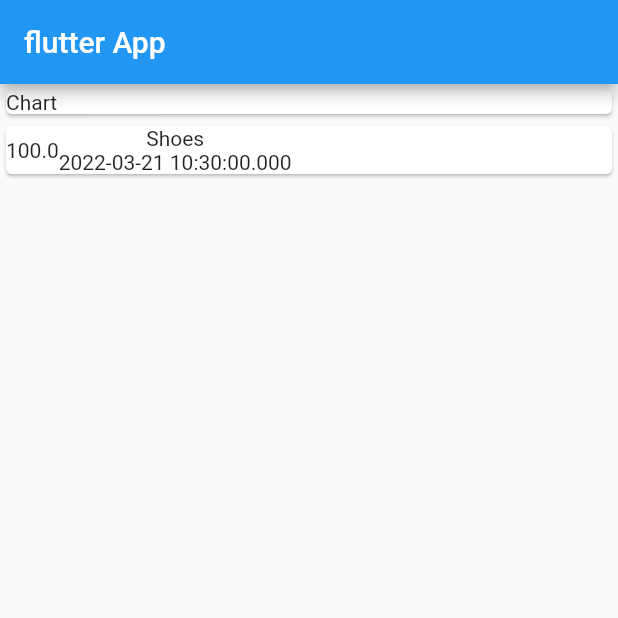
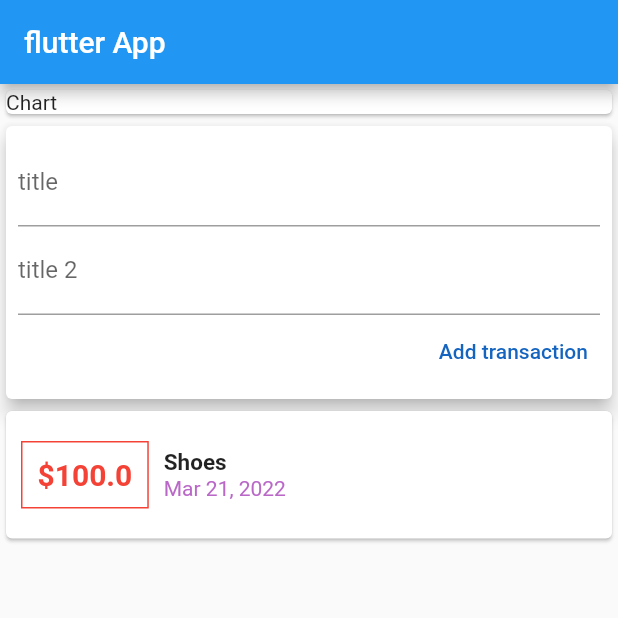
Before and after one commit to anovazzi1/flutter_expenses_app, a Flutter app: the screen it shows after launch, on a phone screen of 412 x 824 dp, the top half of it. Run offline on Flutter 3.47's test engine with Material 2 defaults, Android fonts, the phone set to English and light mode, and no system bars.

Commit message:
start of refactoring in subfiles

```diff
--- a/lib/main.dart
+++ b/lib/main.dart
@@ -1,4 +1,6 @@
-import './transaction.dart';
+import 'package:intl/intl.dart';
+
+import 'models/transaction.dart';
 import 'package:flutter/material.dart';
 
 void main() {
@@ -22,7 +24,7 @@ class MyHomePage extends StatelessWidget {
   final List<Transaction> transaction = [
     Transaction(amount: 100.0, date: DateTime.now(), id: 't1', title: 'Shoes')
   ];
-
+  TextEditingController text = TextEditingController();
   @override
   Widget build(BuildContext context) {
     return Scaffold(
@@ -39,16 +41,63 @@ class MyHomePage extends StatelessWidget {
             ),
             width: double.infinity,
           ),
+          Card(
+            elevation: 5,
+            child: Padding(
+              padding: const EdgeInsets.all(8.0),
+              child: Column(
+                crossAxisAlignment: CrossAxisAlignment.end,
+                children: [
+                  TextField(
+                    decoration: InputDecoration(labelText: "title"),
+                  ),
+                  TextField(decoration: InputDecoration(labelText: "title 2"),controller: text,),
+                  TextButton(
+                      onPressed: () {
+                      },
+                      child: Text(
+                        'Add transaction',
+                        style: TextStyle(color: Colors.blue.shade800),
+                      ))
+                ],
+              ),
+            ),
+          ),
           Column(
             children: transaction
                 .map((e) => Card(
-                      child: Row(children: [
-                        Container(child: Text(e.amount.toString())),
-                        Column(children: [
-                          Text(e.title as String),
-                          Text(e.date.toString())
-                        ],)
-                      ],),
+                      child: Row(
+                        children: [
+                          Container(
+                            child: Text(
+                              '\$${e.amount}',
+                              style: TextStyle(
+                                  fontWeight: FontWeight.bold,
+                                  color: Colors.red,
+                                  fontSize: 20),
+                            ),
+                            margin: EdgeInsets.symmetric(
+                                horizontal: 10, vertical: 20),
+                            decoration: BoxDecoration(
+                                border: Border.all(color: Colors.red)),
+                            padding: EdgeInsets.all(10),
+                          ),
+                          Column(
+                            crossAxisAlignment: CrossAxisAlignment.start,
+                            children: [
+                              Text(
+                                e.title as String,
+                                style: TextStyle(
+                                    fontSize: 15, fontWeight: FontWeight.bold),
+                              ),
+                              Text(
+                                DateFormat.yMMMd().format(e.date!),
+                                style: TextStyle(color: Colors.purple.shade300),
+                              )
+                            ],
+                          )
+                        ],
+                      ),
                     ))
                 .toList(),
           )
--- /dev/null
+++ b/lib/widgets/transaction_list.dart
@@ -0,0 +1,18 @@
+import 'package:flutter/material.dart';
+
+import '../models/transaction.dart';
+
+class TransactionList extends StatefulWidget {
+  @override
+  _TransactionListState createState() => _TransactionListState();
+}
+
+class _TransactionListState extends State<TransactionList> {
+  final List<Transaction> transactions = [
+    Transaction(amount: 100.0, date: DateTime.now(), id: 't1', title: 'Shoes')
+  ];
+  @override
+  Widget build(BuildContext context) {
+    return Container();
+  }
+}
--- a/pubspec.yaml
+++ b/pubspec.yaml
@@ -29,6 +29,7 @@ environment:
 dependencies:
   flutter:
     sdk: flutter
+  intl: ^0.17.0-nullsafety.2
 
 
   # The following adds the Cupertino Icons font to your application.
```
Also changed, not shown: lib/models/transaction.dart (renamed from lib/transaction.dart), pubspec.lock, 1 other file.
